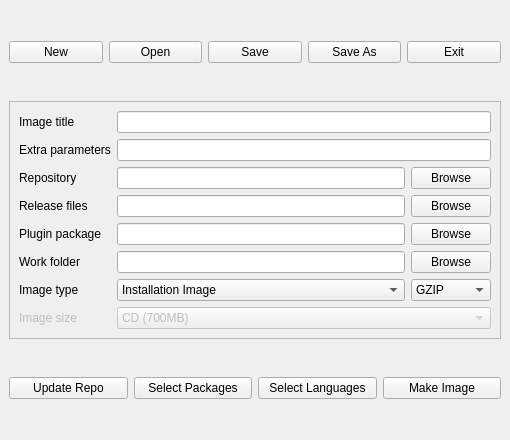
Above: kde/pardusman/gui/ui/main.ui from pars-linux/uludag before the change. Below: the same form after it.
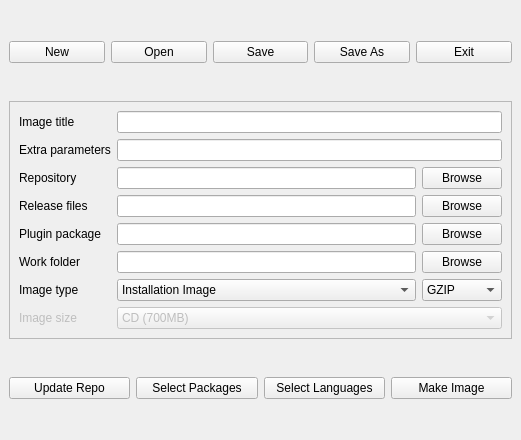
That is the form after the change. Icons and pictures are not drawn.

Commit message: Use pardusman as window inco

What changed in the file:
```diff
--- a/kde/pardusman/gui/ui/main.ui
+++ b/kde/pardusman/gui/ui/main.ui
@@ -6,7 +6,7 @@
    <rect>
     <x>0</x>
     <y>0</y>
-    <width>510</width>
+    <width>521</width>
     <height>440</height>
    </rect>
   </property>
```
Left out of the diff: 12 changed lines with no effect on the pictures.
